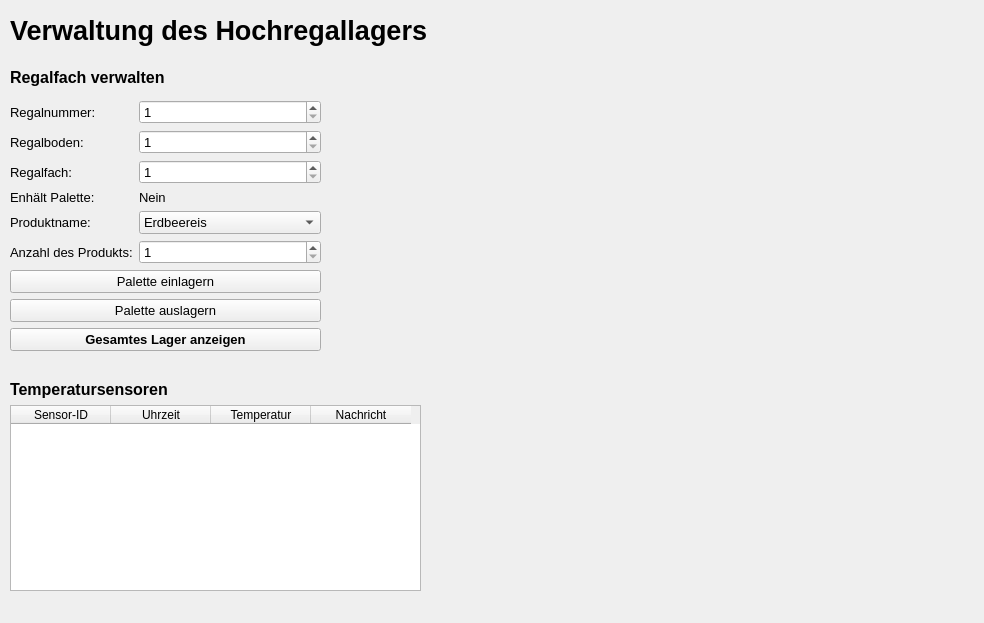
SH1RL0CK/tk_min_warehouse, file mainwindow.ui: the form before one commit.
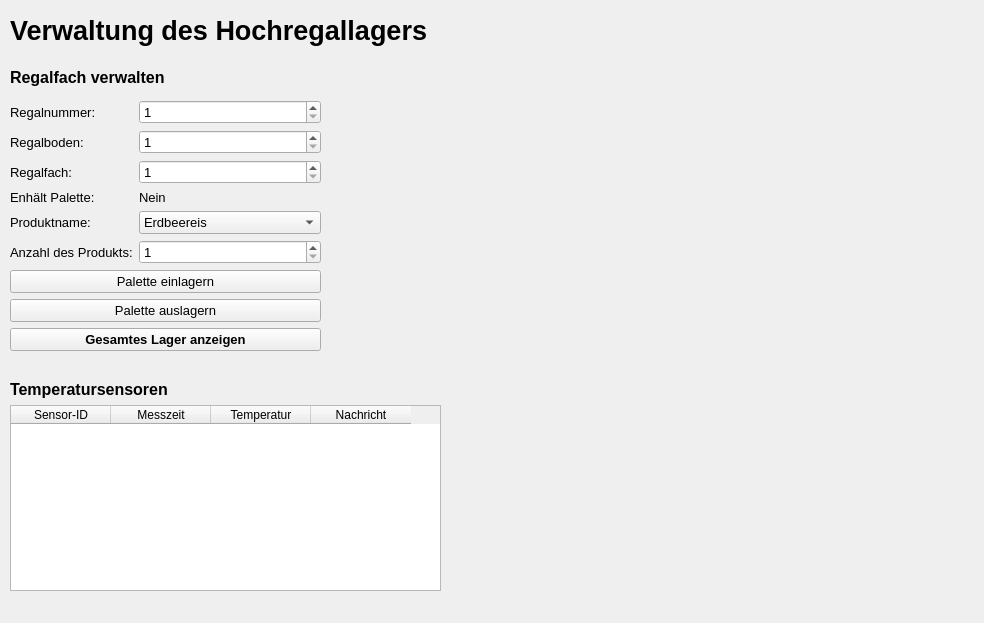
The form after the commit.

What changed in the file:
```diff
--- a/mainwindow.ui
+++ b/mainwindow.ui
@@ -300,7 +300,7 @@
      <rect>
       <x>10</x>
       <y>380</y>
-      <width>411</width>
+      <width>431</width>
       <height>211</height>
      </rect>
     </property>
@@ -328,7 +328,7 @@
        </column>
        <column>
         <property name="text">
-         <string>Uhrzeit</string>
+         <string>Messzeit</string>
         </property>
        </column>
        <column>
```
